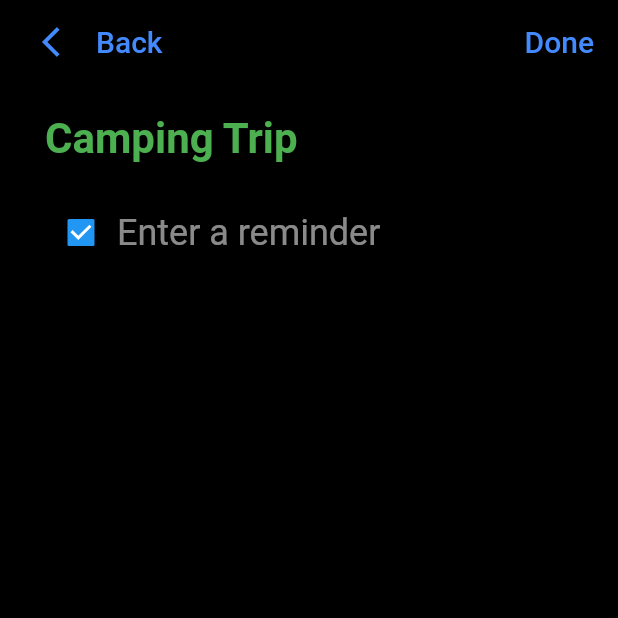
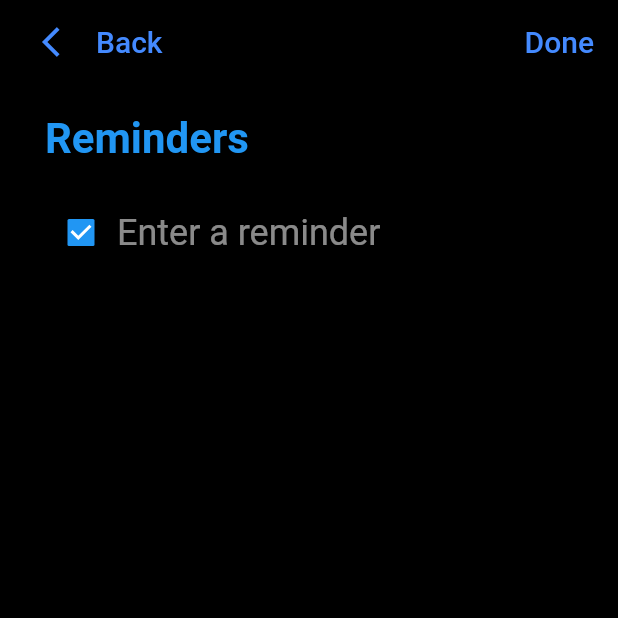
Before and after one commit to abhishekdewan101/FlutterTodo, a Flutter app: the screen it shows after launch, after a tap on the "add" icon, on a phone screen of 412 x 824 dp, the top half of it. Run offline on Flutter 3.47's test engine with Material 2 defaults, Android fonts, the phone set to English and light mode, and no system bars.

```diff
--- a/lib/AddTodoScreen.dart
+++ b/lib/AddTodoScreen.dart
@@ -1,69 +1,9 @@
 import 'package:flutter/material.dart';
 import 'package:flutter/painting.dart';
 import 'package:todoapplication/utils/TodoColors.dart';
+import 'package:todoapplication/widgets/EditingPagingWidget.dart';
 
-class AddTodoScreen extends StatefulWidget {
-
-  Color headerColor;
-  String headerTitle;
-
-
-  AddTodoScreen({this.headerColor, this.headerTitle});
-
-  @override
-  State<StatefulWidget> createState() {
-    return AddTodoScreenState(headerColor: headerColor, headerTitle: headerTitle);
-  }
-}
-
-class AddTodoScreenState extends State<AddTodoScreen> {
-  List<Widget> inputList = new List();
-  Color headerColor;
-  String headerTitle;
-
-  @override
-  AddTodoScreenState({this.headerColor, this.headerTitle}) {
-    inputList.add(_buildListHeader());
-    inputList.add(_buildListInputWidget());
-  }
-
-  _buildListHeader() {
-    return Padding(
-      padding: const EdgeInsets.fromLTRB(0,0, 0, 20),
-      child: Text(
-        headerTitle,
-        style: TextStyle(
-            color: headerColor, fontSize: 28, fontWeight: FontWeight.bold),
-      ),
-    );
-  }
-
-  _handleSubmitted(String text) {
-    if (text.length > 0) {
-      setState(() {
-        inputList.add(_buildListInputWidget());
-      });
-    }
-  }
-
-  _buildListInputWidget() {
-    return new Row(children: <Widget>[
-      new Checkbox(
-        value: true,
-        onChanged: (bool value) {},
-      ),
-      new Flexible(
-        child: TextField(
-          onSubmitted: _handleSubmitted,
-          style: new TextStyle(color: Colors.white, fontSize: 24),
-          decoration: InputDecoration(
-              border: InputBorder.none,
-              hintText: 'Enter a reminder',
-              hintStyle: new TextStyle(color: Colors.white54)),
-        ),
-      ),
-    ]);
-  }
+class AddTodoScreen extends StatelessWidget {
 
   @override
   Widget build(BuildContext context) {
@@ -92,11 +32,7 @@ class AddTodoScreenState extends State<AddTodoScreen> {
               ]),
           backgroundColor: TodoColors.backgroundColor,
         ),
-        body: Padding(
-          padding: const EdgeInsets.fromLTRB(30, 20, 30, 0),
-          child: new Column(
-              crossAxisAlignment: CrossAxisAlignment.start,
-              children: inputList),
-        ));
+        body: EditingPagingWidget(),
+    );
   }
 }
--- /dev/null
+++ b/lib/model/EditingPageModel.dart
@@ -0,0 +1,8 @@
+import 'dart:ui';
+
+class EditingPageModel {
+  Color headerColor;
+  String headerTitle;
+
+  EditingPageModel({this.headerColor, this.headerTitle});
+}
--- a/lib/widgets/AddTodoButtonWidget.dart
+++ b/lib/widgets/AddTodoButtonWidget.dart
@@ -15,10 +15,7 @@ class AddTodoButtonWidget extends StatelessWidget {
           backgroundColor: Colors.redAccent.shade200,
           onPressed: () {
             Navigator.push(context,
-                MaterialPageRoute(builder: (context) => AddTodoScreen(
-                  headerColor: Colors.green,
-                  headerTitle: "Camping Trip",
-                )));
+                MaterialPageRoute(builder: (context) => AddTodoScreen()));
           },
         ),
       ),
--- /dev/null
+++ b/lib/widgets/EditingPagingWidget.dart
@@ -0,0 +1,27 @@
+import 'package:flutter/cupertino.dart';
+import 'package:flutter/material.dart';
+import 'package:todoapplication/model/EditingPageModel.dart';
+import 'package:todoapplication/widgets/TodoEditingWidget.dart';
+
+class EditingPagingWidget extends StatelessWidget {
+
+  List<EditingPageModel> editingPageList = new List();
+
+  EditingPagingWidget() {
+    editingPageList.add(new EditingPageModel(headerColor: Colors.blue, headerTitle: "Reminders"));
+    editingPageList.add(new EditingPageModel(headerColor: Colors.green, headerTitle: "Camping Trip"));
+    editingPageList.add(new EditingPageModel(headerColor: Colors.red, headerTitle: "Birthday Playlist"));
+    editingPageList.add(new EditingPageModel(headerColor: Colors.purple, headerTitle: "Travel Plans"));
+  }
+
+  @override
+  Widget build(BuildContext context) {
+    return PageView.builder(
+      itemCount: editingPageList.length,
+      itemBuilder: (BuildContext context, int index) {
+        return new TodoEditingWidget(headerColor: editingPageList[index].headerColor,
+         headerTitle: editingPageList[index].headerTitle,);
+      }
+      );
+  }
+}
--- /dev/null
+++ b/lib/widgets/TodoEditingWidget.dart
@@ -0,0 +1,73 @@
+import 'package:flutter/cupertino.dart';
+import 'package:flutter/material.dart';
+
+class TodoEditingWidget extends StatefulWidget {
+  Color headerColor;
+  String headerTitle;
+
+  TodoEditingWidget({this.headerColor, this.headerTitle});
+
+  @override
+  State<StatefulWidget> createState() {
+    return new TodoEditingState(headerColor: headerColor, headerTitle: headerTitle);
+  }
+}
+
+class TodoEditingState extends State {
+  List<Widget> inputList = new List();
+  Color headerColor;
+  String headerTitle;
+
+  TodoEditingState({this.headerColor, this.headerTitle}){
+    inputList.add(_buildListHeader());
+    inputList.add(_buildListInputWidget());
+  }
+
+  _buildListHeader() {
+    return Padding(
+      padding: const EdgeInsets.fromLTRB(0,0, 0, 20),
+      child: Text(
+        headerTitle,
+        style: TextStyle(
+            color: headerColor, fontSize: 28, fontWeight: FontWeight.bold),
+      ),
+    );
+  }
+
+  _handleSubmitted(String text) {
+    if (text.length > 0) {
+      setState(() {
+        inputList.add(_buildListInputWidget());
+      });
+    }
+  }
+
+  _buildListInputWidget() {
+    return new Row(children: <Widget>[
+      new Checkbox(
+        value: true,
+        onChanged: (bool value) {},
+      ),
+      new Flexible(
+        child: TextField(
+          onSubmitted: _handleSubmitted,
+          style: new TextStyle(color: Colors.white, fontSize: 24),
+          decoration: InputDecoration(
+              border: InputBorder.none,
+              hintText: 'Enter a reminder',
+              hintStyle: new TextStyle(color: Colors.white54)),
+        ),
+      ),
+    ]);
+  }
+
+  @override
+  Widget build(BuildContext context) {
+    return Padding(
+          padding: const EdgeInsets.fromLTRB(30, 20, 30, 0),
+          child: new Column(
+              crossAxisAlignment: CrossAxisAlignment.start,
+              children: inputList),
+        );
+  }
+}
```
Also changed, not shown: assets/next.json (added, +1 -0 lines).
